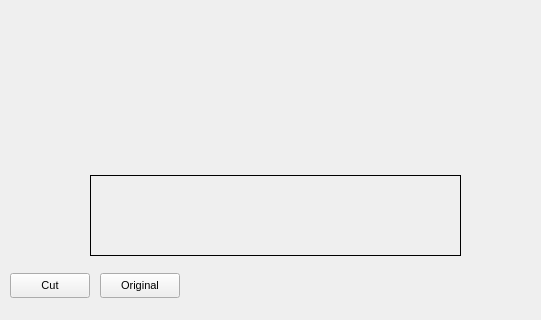
Above: Observer/selectcamera.ui from Netmisha/observer before the change; both pictures show x 0 to 541 and y 345 to 665 of the 995 by 665 pixel window. Below: the same form after it.
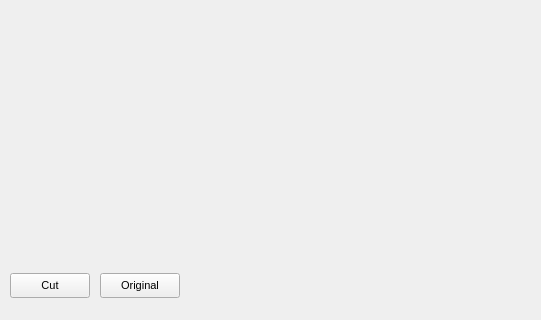
That is the form after the change. Custom widgets are drawn as their Qt base class.

The edit to the form file:
```diff
--- a/Observer/selectcamera.ui
+++ b/Observer/selectcamera.ui
@@ -253,7 +253,7 @@
       <item>
        <widget class="QWidget" name="widget" native="true">
         <property name="sizePolicy">
-         <sizepolicy hsizetype="MinimumExpanding" vsizetype="MinimumExpanding">
+         <sizepolicy hsizetype="Expanding" vsizetype="Expanding">
           <horstretch>0</horstretch>
           <verstretch>0</verstretch>
          </sizepolicy>
@@ -261,24 +261,18 @@
         <widget class="MyQFrame" name="select_area">
          <property name="geometry">
           <rect>
-           <x>20</x>
-           <y>10</y>
+           <x>10</x>
+           <y>0</y>
            <width>500</width>
            <height>304</height>
           </rect>
          </property>
          <property name="sizePolicy">
-          <sizepolicy hsizetype="Preferred" vsizetype="Preferred">
+          <sizepolicy hsizetype="Expanding" vsizetype="Expanding">
            <horstretch>0</horstretch>
            <verstretch>0</verstretch>
           </sizepolicy>
          </property>
-         <property name="minimumSize">
-          <size>
-           <width>0</width>
-           <height>0</height>
-          </size>
-         </property>
          <property name="frameShape">
           <enum>QFrame::NoFrame</enum>
          </property>
@@ -404,17 +398,23 @@
         <widget class="QLabel" name="image_scene">
          <property name="geometry">
           <rect>
-           <x>90</x>
-           <y>280</y>
-           <width>371</width>
-           <height>81</height>
+           <x>540</x>
+           <y>30</y>
+           <width>461</width>
+           <height>281</height>
           </rect>
          </property>
+         <property name="sizePolicy">
+          <sizepolicy hsizetype="Expanding" vsizetype="Expanding">
+           <horstretch>0</horstretch>
+           <verstretch>0</verstretch>
+          </sizepolicy>
+         </property>
          <property name="frameShape">
-          <enum>QFrame::Box</enum>
+          <enum>QFrame::NoFrame</enum>
          </property>
          <property name="lineWidth">
-          <number>1</number>
+          <number>0</number>
          </property>
          <property name="text">
           <string/>
```
